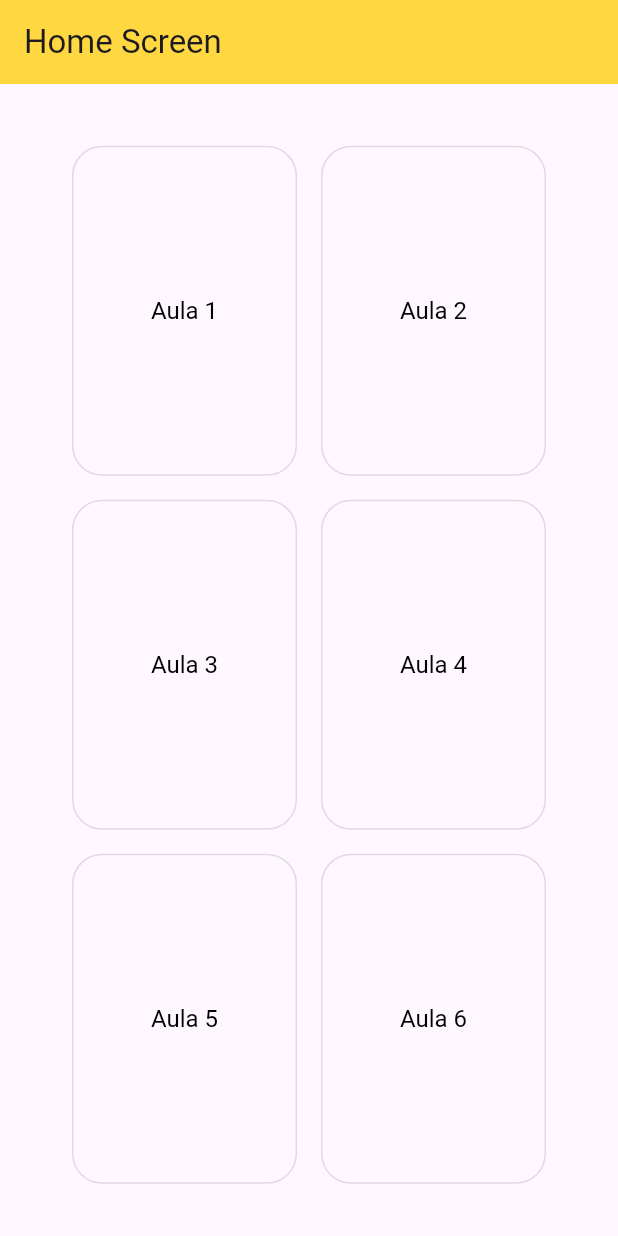
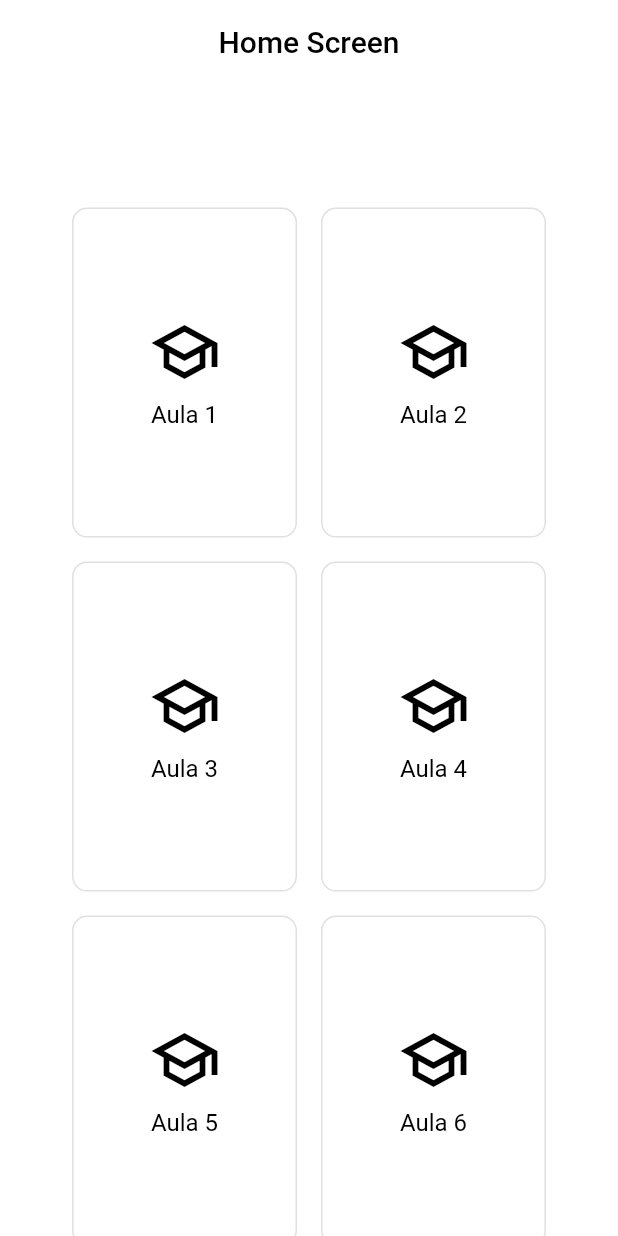
Before and after one commit to Star7-jpg/flutter-app, a Flutter app: the screen it shows after launch, on a phone screen of 412 x 824 dp. Run offline on Flutter 3.47's test engine with Material 3 defaults, Android fonts, the phone set to English and light mode, and no system bars.

Commit message:
02 Cambios de estilos globales

```diff
--- a/lib/main_app.dart
+++ b/lib/main_app.dart
@@ -1,7 +1,7 @@
 import 'package:flutter/material.dart';
 import 'package:flutter_application_1/screens/home_screen.dart';
 
-class MainApp extends StatelessWidget{
+class MainApp extends StatelessWidget {
   const MainApp({super.key});
 
   @override
@@ -9,6 +9,65 @@ class MainApp extends StatelessWidget{
     return MaterialApp(
       debugShowCheckedModeBanner: false,
       home: const HomeScreen(),
+      theme: ThemeData(
+        useMaterial3: true,
+        brightness: Brightness.light,
+        scaffoldBackgroundColor: Colors.white,
+
+        // 🔲 AppBar minimalista
+        appBarTheme: const AppBarTheme(
+          backgroundColor: Colors.white,
+          foregroundColor: Colors.black,
+          elevation: 0,
+          centerTitle: true,
+          titleTextStyle: TextStyle(
+            fontSize: 20,
+            fontWeight: FontWeight.w500,
+            color: Colors.black,
+          ),
+        ),
+
+        // 🔤 Tipografía global
+        textTheme: const TextTheme(
+          bodyMedium: TextStyle(fontSize: 16, color: Colors.black),
+          titleMedium: TextStyle(fontSize: 18, fontWeight: FontWeight.w500),
+          headlineSmall: TextStyle(fontSize: 22, fontWeight: FontWeight.bold),
+        ),
+
+        // 🎯 Estilo de botones
+        outlinedButtonTheme: OutlinedButtonThemeData(
+          style: OutlinedButton.styleFrom(
+            foregroundColor: Colors.black,
+            side: const BorderSide(color: Colors.black12),
+            shape: RoundedRectangleBorder(
+              borderRadius: BorderRadius.circular(10),
+            ),
+            textStyle: const TextStyle(fontSize: 16),
+          ),
+        ),
+
+        // 📝 Estilo para campos de texto (InputDecoration)
+        inputDecorationTheme: InputDecorationTheme(
+          filled: true,
+          fillColor: Colors.grey[100],
+          contentPadding: const EdgeInsets.symmetric(
+            horizontal: 16,
+            vertical: 12,
+          ),
+          border: OutlineInputBorder(
+            borderRadius: BorderRadius.circular(6),
+            borderSide: const BorderSide(color: Colors.black12),
+          ),
+          focusedBorder: OutlineInputBorder(
+            borderRadius: BorderRadius.circular(6),
+            borderSide: const BorderSide(color: Colors.black45),
+          ),
+          hintStyle: const TextStyle(color: Colors.black38),
+        ),
+
+        // 🔘 Iconos en negro y tamaño estándar
+        iconTheme: const IconThemeData(color: Colors.black, size: 24),
+      ),
     );
   }
 }
--- a/lib/screens/home_screen.dart
+++ b/lib/screens/home_screen.dart
@@ -17,17 +17,18 @@ class _HomeScreenState extends State<HomeScreen> {
     return Scaffold(
       appBar: AppBar(
         title: const Text('Home Screen'),
-        backgroundColor: Colors.amberAccent,
       ),
 
       body: SingleChildScrollView(
         child: Padding(
-          padding: EdgeInsets.only(top: screenHeight * 0.05),
+          padding: EdgeInsets.only(top: screenHeight * 0.10),
+
           child: Center(
             child: Wrap(
               spacing: 16,
               runSpacing: 16,
               alignment: WrapAlignment.center,
+
               children: [
                 SizedBox(
                   width: 150,
@@ -41,15 +42,14 @@ class _HomeScreenState extends State<HomeScreen> {
                         ),
                       );
                     },
-                    style: OutlinedButton.styleFrom(
-                      foregroundColor: Colors.black,
-                      side: const BorderSide(color: Colors.black12),
-                      shape: RoundedRectangleBorder(
-                        borderRadius: BorderRadius.circular(20),
-                      ),
-                      textStyle: const TextStyle(fontSize: 16),
+                    child: Column(
+                      mainAxisAlignment: MainAxisAlignment.center,
+                      children: [
+                        Icon(Icons.school_outlined, size: 48), // Icono de inicio
+                        SizedBox(height: 8),
+                        Text('Aula 1'),
+                      ],
                     ),
-                    child: const Text('Aula 1'),
                   ),
                 ),
 
@@ -65,15 +65,14 @@ class _HomeScreenState extends State<HomeScreen> {
                         ),
                       );
                     },
-                    style: OutlinedButton.styleFrom(
-                      foregroundColor: Colors.black,
-                      side: const BorderSide(color: Colors.black12),
-                      shape: RoundedRectangleBorder(
-                        borderRadius: BorderRadius.circular(20),
-                      ),
-                      textStyle: const TextStyle(fontSize: 16),
+                    child: Column(
+                      mainAxisAlignment: MainAxisAlignment.center,
+                      children: [
+                        Icon(Icons.school_outlined, size: 48), // Icono de inicio
+                        SizedBox(height: 8),
+                        Text('Aula 2'),
+                      ],
                     ),
-                    child: const Text('Aula 2'),
                   ),
                 ),
 
@@ -89,15 +88,14 @@ class _HomeScreenState extends State<HomeScreen> {
                         ),
                       );
                     },
-                    style: OutlinedButton.styleFrom(
-                      foregroundColor: Colors.black,
-                      side: const BorderSide(color: Colors.black12),
-                      shape: RoundedRectangleBorder(
-                        borderRadius: BorderRadius.circular(20),
-                      ),
-                      textStyle: const TextStyle(fontSize: 16),
+                    child: Column(
+                      mainAxisAlignment: MainAxisAlignment.center,
+                      children: [
+                        Icon(Icons.school_outlined, size: 48), // Icono de inicio
+                        SizedBox(height: 8),
+                        Text('Aula 3'),
+                      ],
                     ),
-                    child: const Text('Aula 3'),
                   ),
                 ),
 
@@ -113,15 +111,14 @@ class _HomeScreenState extends State<HomeScreen> {
                         ),
                       );
                     },
-                    style: OutlinedButton.styleFrom(
-                      foregroundColor: Colors.black,
-                      side: const BorderSide(color: Colors.black12),
-                      shape: RoundedRectangleBorder(
-                        borderRadius: BorderRadius.circular(20),
-                      ),
-                      textStyle: const TextStyle(fontSize: 16),
+                    child: Column(
+                      mainAxisAlignment: MainAxisAlignment.center,
+                      children: [
+                        Icon(Icons.school_outlined, size: 48), // Icono de inicio
+                        SizedBox(height: 8),
+                        Text('Aula 4'),
+                      ],
                     ),
-                    child: const Text('Aula 4'),
                   ),
                 ),
 
@@ -137,15 +134,14 @@ class _HomeScreenState extends State<HomeScreen> {
                         ),
                       );
                     },
-                    style: OutlinedButton.styleFrom(
-                      foregroundColor: Colors.black,
-                      side: const BorderSide(color: Colors.black12),
-                      shape: RoundedRectangleBorder(
-                        borderRadius: BorderRadius.circular(20),
-                      ),
-                      textStyle: const TextStyle(fontSize: 16),
+                    child: Column(
+                      mainAxisAlignment: MainAxisAlignment.center,
+                      children: [
+                        Icon(Icons.school_outlined, size: 48), // Icono de inicio
+                        SizedBox(height: 8),
+                        Text('Aula 5'),
+                      ],
                     ),
-                    child: const Text('Aula 5'),
                   ),
                 ),
 
@@ -161,15 +157,14 @@ class _HomeScreenState extends State<HomeScreen> {
                         ),
                       );
                     },
-                    style: OutlinedButton.styleFrom(
-                      foregroundColor: Colors.black,
-                      side: const BorderSide(color: Colors.black12),
-                      shape: RoundedRectangleBorder(
-                        borderRadius: BorderRadius.circular(20),
-                      ),
-                      textStyle: const TextStyle(fontSize: 16),
+                    child: Column(
+                      mainAxisAlignment: MainAxisAlignment.center,
+                      children: [
+                        Icon(Icons.school_outlined, size: 48), // Icono de inicio
+                        SizedBox(height: 8),
+                        Text('Aula 6'),
+                      ],
                     ),
-                    child: const Text('Aula 6'),
                   ),
                 ),
               ],
--- a/lib/screens/screen_info.dart
+++ b/lib/screens/screen_info.dart
@@ -14,7 +14,7 @@ class _ScreenInfoState extends State<ScreenInfo> {
     return Scaffold(
       appBar: AppBar(
         title: const Text('Screen Info'),
-        backgroundColor: Colors.amberAccent,
+
       ),
 
       body: const Center(
```
